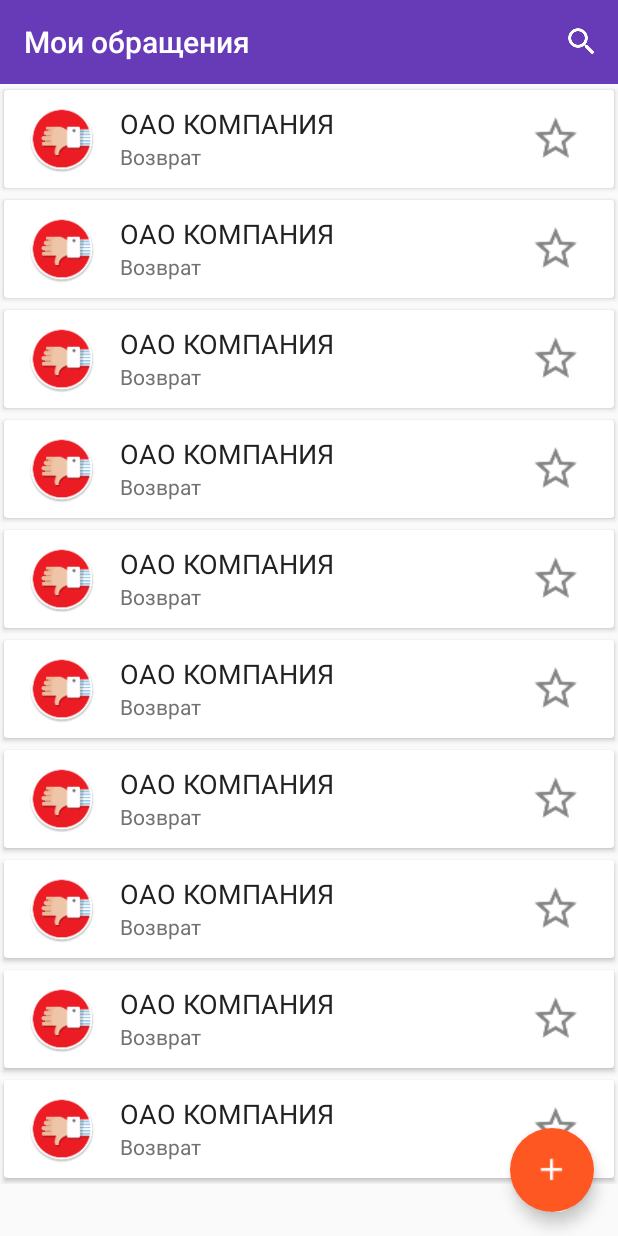
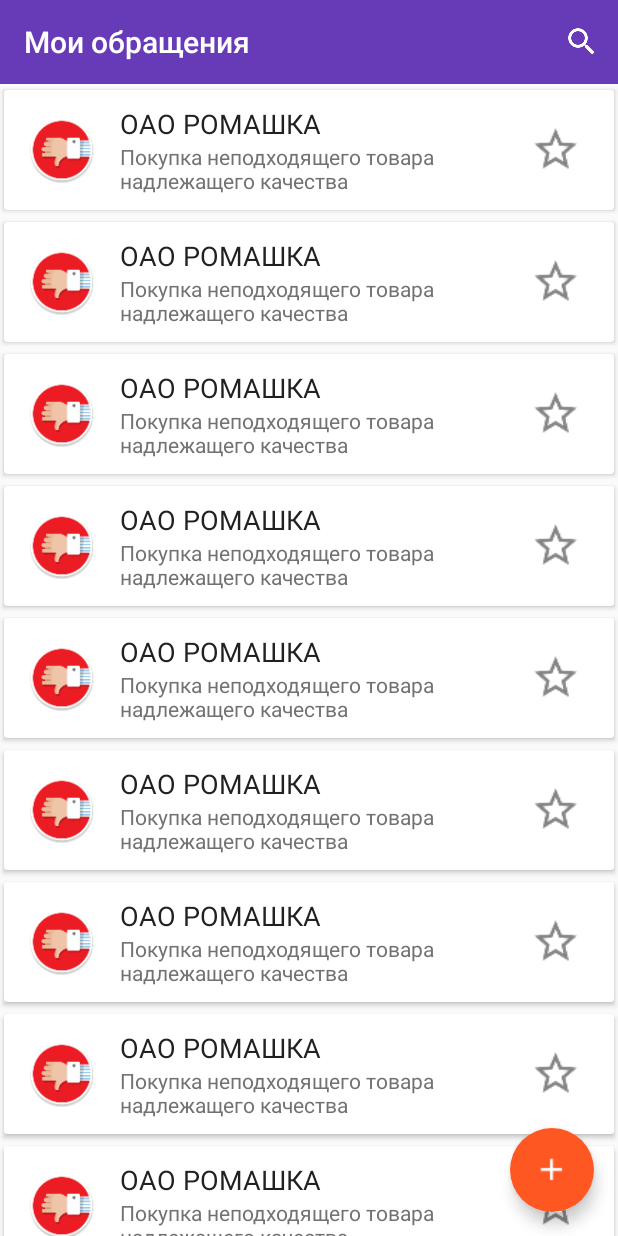
Before and after one commit to bydlokoder/Complains, an Android app: the screen it shows after launch (MainActivity), on a phone screen of 412 x 824 dp. Run offline under Robolectric (Android 15) with nearby library versions, the phone set to English and light mode, and no system bars; our stand-ins replace ButterKnife; libraries missing offline, so code that uses them is left out: com.mikepenz.materialdrawer; 2 statements that could not run were skipped.

Commit message:
updated templates

```diff
--- a/app/src/main/java/com/example/complains/activity/MainActivity.java
+++ b/app/src/main/java/com/example/complains/activity/MainActivity.java
@@ -79,10 +79,10 @@ public class MainActivity extends AppCompatActivity implements Drawer.OnDrawerIt
     private List<Complain> buildSamples() {
         List<Complain> complainList = new ArrayList<>();
         for (int i = 0; i < 10; i++) {
-            Action action = new Action(getString(R.string.title_action_return),
+            Action action = new Action(getString(R.string.title_unsuitable_good),
                     getString(R.string.link_return_unsuitable_good),
-                    "1_RETURN.doc");
-            Complain complain = new Complain("ОАО КОМПАНИЯ", action, new ArrayList<PlaceHolder>());
+                    "1_Return_unsuitable_goods.doc");
+            Complain complain = new Complain("ОАО РОМАШКА", action, new ArrayList<PlaceHolder>());
             complainList.add(complain);
         }
         return complainList;
```
Also changed, not shown: 2 other files.
